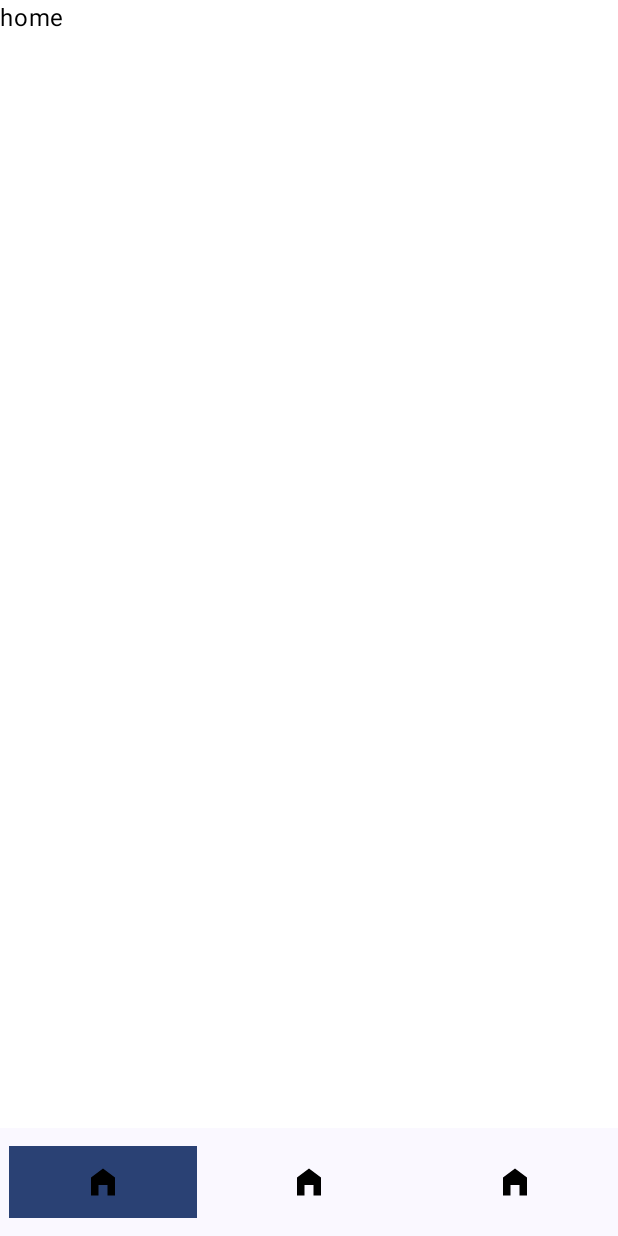
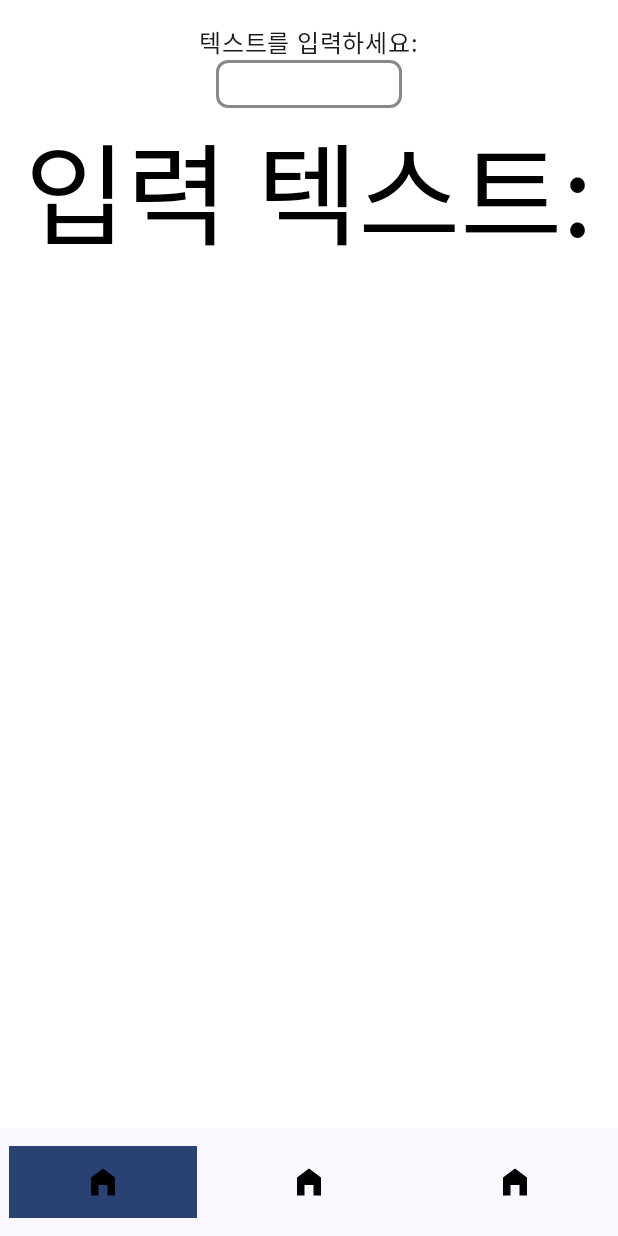
Before and after one commit to sonms/MyComposeToy, an Android app built with Jetpack Compose: the screen it shows after launch (MainActivity), on a phone screen of 412 x 824 dp. Run offline under Robolectric (Android 15) with nearby library versions, the phone set to English and light mode, and no system bars; our stand-ins replace Navigation 3; 1 statement that could not run was skipped.

Commit message:
feat/#5 basic text - auto size 기능

```diff
--- a/app/src/main/java/com/example/mycomposetoy/presentation/home/HomeScreen.kt
+++ b/app/src/main/java/com/example/mycomposetoy/presentation/home/HomeScreen.kt
@@ -1,12 +1,27 @@
 package com.example.mycomposetoy.presentation.home
 
 import androidx.compose.foundation.background
+import androidx.compose.foundation.border
+import androidx.compose.foundation.layout.Box
 import androidx.compose.foundation.layout.Column
 import androidx.compose.foundation.layout.fillMaxSize
+import androidx.compose.foundation.layout.padding
+import androidx.compose.foundation.shape.RoundedCornerShape
+import androidx.compose.foundation.text.BasicText
+import androidx.compose.foundation.text.BasicTextField
+import androidx.compose.foundation.text.TextAutoSize
 import androidx.compose.material3.Text
 import androidx.compose.runtime.Composable
+import androidx.compose.runtime.getValue
+import androidx.compose.runtime.mutableStateOf
+import androidx.compose.runtime.remember
+import androidx.compose.runtime.setValue
+import androidx.compose.ui.Alignment
 import androidx.compose.ui.Modifier
 import androidx.compose.ui.graphics.Color
+import androidx.compose.ui.text.style.TextOverflow
+import androidx.compose.ui.tooling.preview.Preview
+import androidx.compose.ui.unit.dp
 
 @Composable
 fun HomeRoute(
@@ -19,14 +34,57 @@ fun HomeRoute(
 fun HomeScreen(
     modifier: Modifier = Modifier
 ) {
+    var text by remember {
+        mutableStateOf("")
+    }
+
     Column (
         modifier = modifier
             .fillMaxSize()
             .background(Color.White)
-    ){
+            .defaultPadding(),
+        horizontalAlignment = Alignment.CenterHorizontally
+    ) {
         Text(
-            text = "home",
-            color = Color.Black
+            text = "텍스트를 입력하세요:"
         )
+
+        BasicTextField(
+            value = text,
+            onValueChange = { text = it },
+            modifier = Modifier,
+            decorationBox = { innerTextField ->
+                Box(
+                    modifier = Modifier
+                        .border(
+                            width = 2.dp,
+                            color = Color.Gray,
+                            shape = RoundedCornerShape(8.dp)
+                        )
+                        .padding(start = 12.dp, end = 12.dp, top = 8.dp, bottom = 8.dp)
+                ) {
+                    innerTextField()
+                }
+            }
+        )
+
+        Box {
+            // 컨테이너 크기에 자동 크기 조정으로 맞춤
+            BasicText(
+                text = "입력 텍스트: $text ",
+                maxLines = 1,
+                softWrap = true,
+                autoSize = TextAutoSize.StepBased(),
+                overflow = TextOverflow.Ellipsis,
+            )
+        }
     }
 }
+
+fun Modifier.defaultPadding() = padding(16.dp)
+
+@Preview
+@Composable
+private fun HomeScreenPreview() {
+    HomeScreen()
+}
```
